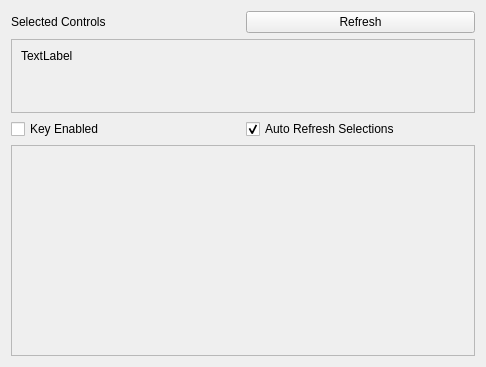
Before: the Qt Designer form ILLMayaSpaceSwitcherManager.ui in ill/ILLMayaSpaceSwitcher, drawn with Qt 5.
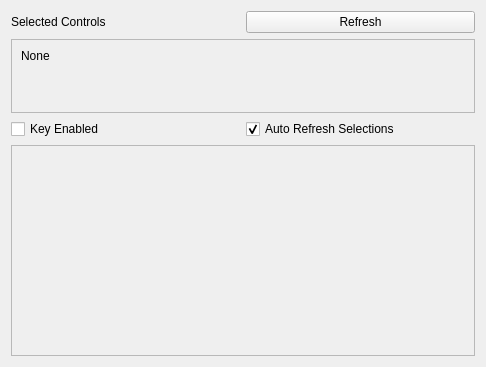
After: the same form once the commit is applied.

Diff of the .ui file:
```diff
--- a/ILLMayaSpaceSwitcherManager.ui
+++ b/ILLMayaSpaceSwitcherManager.ui
@@ -62,7 +62,7 @@
        <item>
         <widget class="QLabel" name="lbl_selectedControlsList">
          <property name="text">
-          <string>TextLabel</string>
+          <string>None</string>
          </property>
          <property name="wordWrap">
           <bool>true</bool>
```
